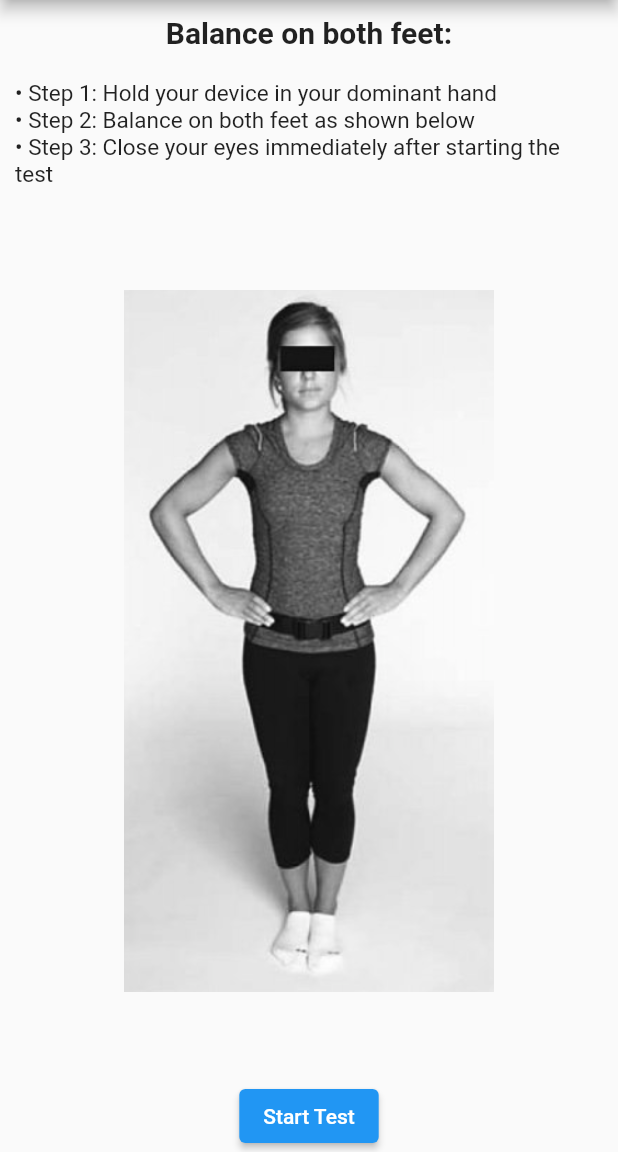
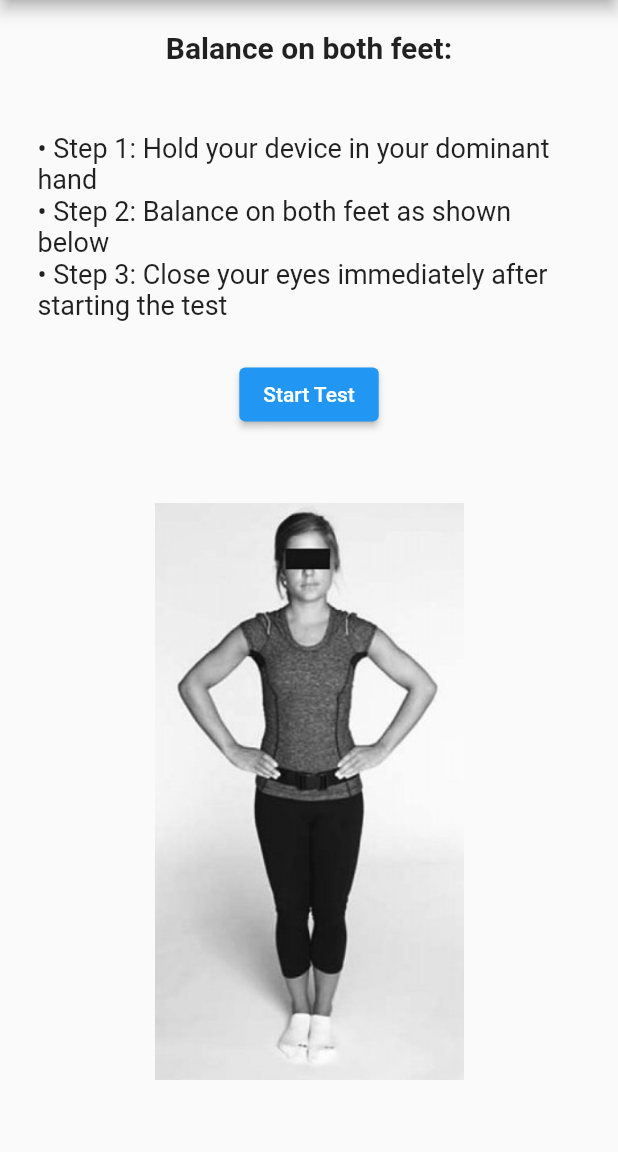
Before and after one commit to mason-porter/smart-health-project, a Flutter app: the TestReadyBothScreen screen opened directly with empty values, on a phone screen of 412 x 824 dp, the part 84-1236 px from its top. Run offline on Flutter 3.47's test engine with Material 2 defaults, Android fonts, the phone set to English and light mode, and no system bars; our stand-ins replace audioplayers, fluttertoast, just_audio, percent_indicator, sensors_plus, sqflite; missing offline and left inert: flutter_echarts, record, simple_ripple_animation; accounts and stored records are empty.

Commit message:
fixed formatting

```diff
--- a/SpeechRecorder/lib/screens/test_ready_both.dart
+++ b/SpeechRecorder/lib/screens/test_ready_both.dart
@@ -75,7 +75,7 @@ class _TestReadyBothScreenState extends State<TestReadyBothScreen> {
           mainAxisAlignment: MainAxisAlignment.center,
           children: <Widget>[
             const Padding(
-              padding: EdgeInsets.all(10.0),
+              padding: EdgeInsets.all(20.0),
               child: Text(
                 'Balance on both feet:',
                 style: TextStyle(
@@ -85,28 +85,32 @@ class _TestReadyBothScreenState extends State<TestReadyBothScreen> {
               ),
             ),
             Padding(
-              padding: const EdgeInsets.all(10.0),
+              padding: const EdgeInsets.all(25.0),
               child: Column(
                 crossAxisAlignment: CrossAxisAlignment.start,
                 children: const <Widget>[
                   Text(
                     '• Step 1: Hold your device in your dominant hand',
-                    style: TextStyle(fontSize: 15.0),
+                    style: TextStyle(fontSize: 18.0),
                   ),
                   Text(
                     '• Step 2: Balance on both feet as shown below',
-                    style: TextStyle(fontSize: 15.0),
+                    style: TextStyle(fontSize: 18.0),
                   ),
                   Text(
                     '• Step 3: Close your eyes immediately after starting the test',
-                    style: TextStyle(fontSize: 15.0),
+                    style: TextStyle(fontSize: 18.0),
                   ),
                 ],
               ),
             ),
+            ElevatedButton(
+              onPressed: goToRecord,
+              child: const Text('Start Test'),
+            ),
             Expanded(
               child: FractionallySizedBox(
-                widthFactor: 0.6, // Set the width factor to 75%
+                widthFactor: 0.5,
                 heightFactor: 0.8,
                 child: Image.asset(
                   'assets/both.png',
@@ -114,10 +118,6 @@ class _TestReadyBothScreenState extends State<TestReadyBothScreen> {
                 ),
               ),
             ),
-            ElevatedButton(
-              onPressed: goToRecord,
-              child: const Text('Start Test'),
-            ),
           ],
         ),
       ),
```
Also changed, not shown: SpeechRecorder/lib/screens/test_ready_left.dart (+10 -10 lines), SpeechRecorder/lib/screens/test_ready_right.dart (+10 -10 lines).
